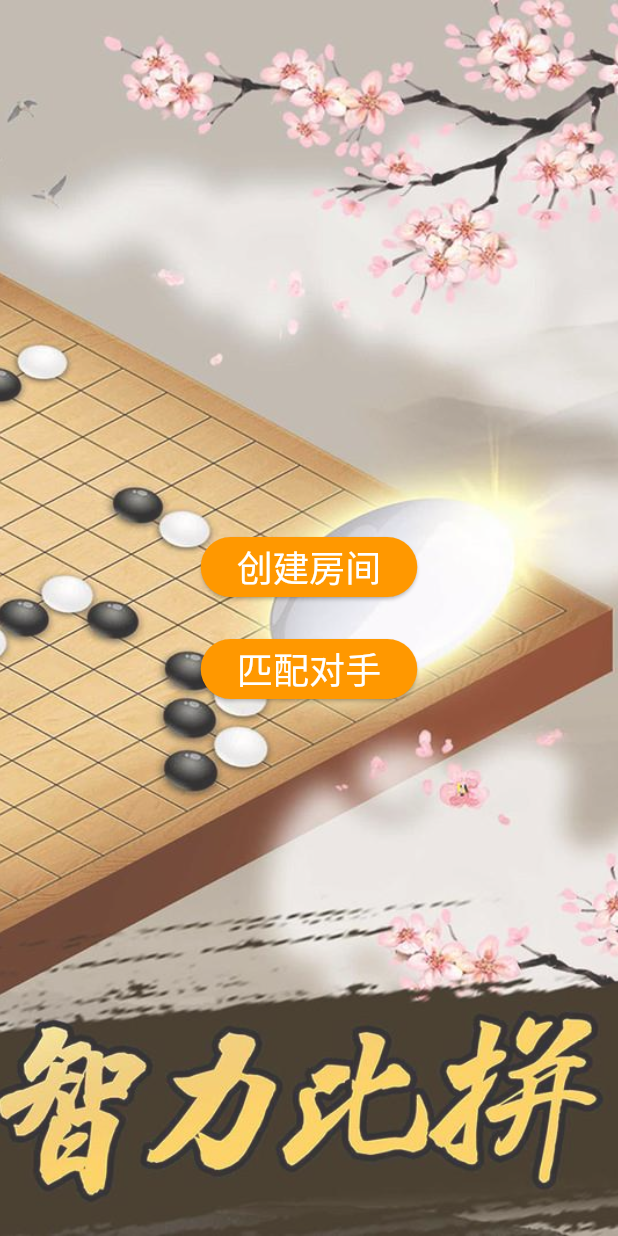
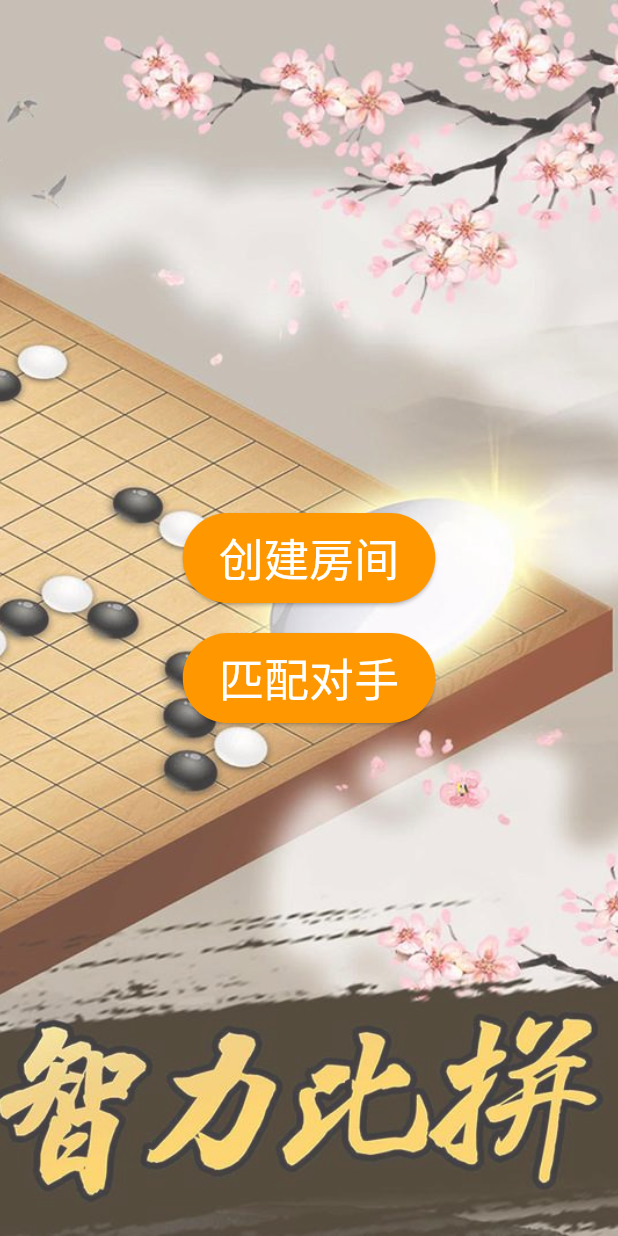
Before and after one commit to mxc-org/flutter_front, a Flutter app: the GameUI screen opened directly, on a phone screen of 412 x 824 dp. Run offline on Flutter 3.47's test engine with Material 2 defaults, Android fonts, the light colour scheme and no system bars.

Commit message:
微调按钮大小和间距

```diff
--- a/lib/gameUI.dart
+++ b/lib/gameUI.dart
@@ -1,5 +1,3 @@
-import 'dart:math';
-
 import 'package:flutter/material.dart';
 import 'package:http/http.dart' as http;
 
@@ -20,7 +18,7 @@ class _GameUIState extends State<GameUI> {
           image: DecorationImage(
             image: AssetImage("images/game.jpg"),
             fit: BoxFit.cover,
-            opacity: 0.8,
+            opacity: 0.75,
           ),
         ),
         child: Column(
@@ -30,10 +28,11 @@ class _GameUIState extends State<GameUI> {
               onPressed: () {},
               style: ButtonStyle(
                 backgroundColor: MaterialStateProperty.all(Colors.orange),
+                minimumSize: const MaterialStatePropertyAll(Size(0, 60)),
               ),
               child: const Text(
                 "创建房间",
-                style: TextStyle(fontSize: 24, color: Colors.white),
+                style: TextStyle(fontSize: 30, color: Colors.white),
               ),
             ),
             const SizedBox(height: 20),
@@ -41,10 +40,11 @@ class _GameUIState extends State<GameUI> {
               onPressed: () {},
               style: ButtonStyle(
                 backgroundColor: MaterialStateProperty.all(Colors.orange),
+                minimumSize: const MaterialStatePropertyAll(Size(0, 60)),
               ),
               child: const Text(
                 "匹配对手",
-                style: TextStyle(fontSize: 24, color: Colors.white),
+                style: TextStyle(fontSize: 30, color: Colors.white),
               ),
             ),
           ],
```
Also changed, not shown: lib/myUI.dart (+7 -3 lines), 1 other file.
